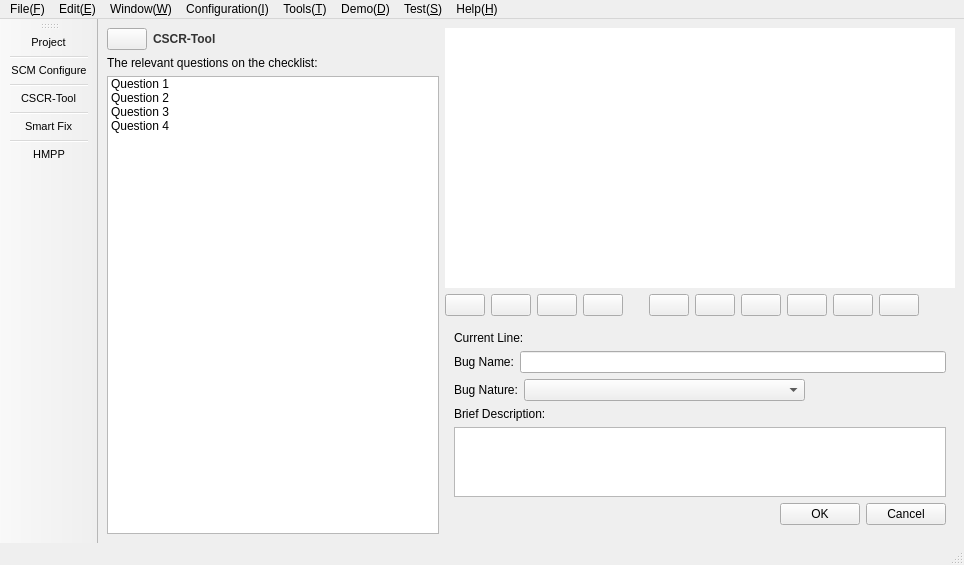
First picture: the form in mainwindow.ui, repository fumeshroomXY/HMPP, before the edit.
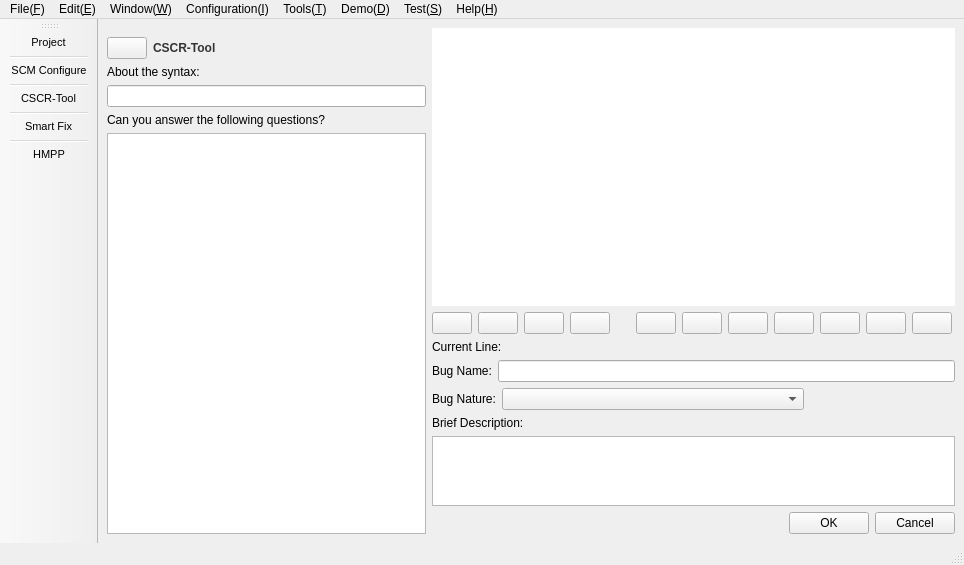
Second picture: the form after the edit. The open tabs and pages were chosen to show the change. Icons and pictures are not drawn. Custom widgets are drawn as their Qt base class.

Commit message: fix some bugs, add challenge questions, improve the interaction when reviewing

The edit to the form file:
```diff
--- a/mainwindow.ui
+++ b/mainwindow.ui
@@ -444,17 +444,12 @@
         <property name="leftMargin">
          <number>0</number>
         </property>
-        <property name="topMargin">
-         <number>0</number>
-        </property>
         <property name="rightMargin">
          <number>0</number>
         </property>
         <property name="bottomMargin">
          <number>0</number>
         </property>
-        <item>
-         <layout class="QVBoxLayout" name="verticalLayout_15">
           <item>
            <layout class="QHBoxLayout" name="horizontalLayout_12">
             <item>
@@ -497,37 +492,44 @@
            </layout>
           </item>
           <item>
+         <layout class="QVBoxLayout" name="verticalLayout_15">
+          <item>
            <widget class="QLabel" name="label_10">
             <property name="text">
-             <string>The relevant questions on the checklist:</string>
+             <string>About the syntax: </string>
+            </property>
+           </widget>
+          </item>
+          <item>
+           <widget class="QLineEdit" name="lineEditSyntax"/>
+          </item>
+         </layout>
+        </item>
+        <item>
+         <widget class="QLabel" name="label_11">
+          <property name="text">
+           <string>Can you answer the following questions?</string>
             </property>
            </widget>
           </item>
           <item>
            <widget class="QListWidget" name="listWidget">
-            <item>
-             <property name="text">
-              <string>Question 1</string>
-             </property>
-            </item>
-            <item>
-             <property name="text">
-              <string>Question 2</string>
-             </property>
-            </item>
-            <item>
-             <property name="text">
-              <string>Question 3</string>
-             </property>
-            </item>
-            <item>
-             <property name="text">
-              <string>Question 4</string>
-             </property>
-            </item>
-           </widget>
-          </item>
-         </layout>
+          <property name="alternatingRowColors">
+           <bool>true</bool>
+          </property>
+          <property name="isWrapping" stdset="0">
+           <bool>false</bool>
+          </property>
+          <property name="spacing">
+           <number>5</number>
+          </property>
+          <property name="wordWrap">
+           <bool>true</bool>
+          </property>
+          <property name="selectionRectVisible">
+           <bool>false</bool>
+          </property>
+         </widget>
         </item>
        </layout>
       </widget>
@@ -1265,6 +1267,17 @@
                     </property>
                    </widget>
                   </item>
+                  <item>
+                   <widget class="QPushButton" name="buttonAISuggestion">
+                    <property name="text">
+                     <string/>
+                    </property>
+                    <property name="icon">
+                     <iconset resource="ui_images.qrc">
+                      <normaloff>:/images/toolbar_images/robot16.svg</normaloff>:/images/toolbar_images/robot16.svg</iconset>
+                    </property>
+                   </widget>
+                  </item>
                  </layout>
                 </item>
                 <item>
@@ -1314,6 +1327,20 @@
               </property>
               <widget class="QWidget" name="page_5">
                <layout class="QVBoxLayout" name="verticalLayout_12">
+                <property name="leftMargin">
+                 <number>0</number>
+                </property>
+                <property name="topMargin">
+                 <number>0</number>
+                </property>
+                <property name="rightMargin">
+                 <number>0</number>
+                </property>
+                <property name="bottomMargin">
+                 <number>0</number>
+                </property>
+                <item>
+                 <layout class="QHBoxLayout" name="horizontalLayout_13">
                 <item>
                  <widget class="QLabel" name="label_5">
                   <property name="text">
@@ -1322,6 +1349,21 @@
                  </widget>
                 </item>
                 <item>
+                   <widget class="QLabel" name="labelCurrentLine">
+                    <property name="sizePolicy">
+                     <sizepolicy hsizetype="Expanding" vsizetype="Expanding">
+                      <horstretch>0</horstretch>
+                      <verstretch>0</verstretch>
+                     </sizepolicy>
+                    </property>
+                    <property name="text">
+                     <string/>
+                    </property>
+                   </widget>
+                  </item>
+                 </layout>
+                </item>
+                <item>
                  <layout class="QHBoxLayout" name="horizontalLayout_9">
                   <item>
                    <widget class="QLabel" name="label_6">
```
Left out of the diff: 14 changed lines with no effect on the pictures. Lines whose indentation alone changed are shown as unchanged. The commit also changes 1823 other files.
